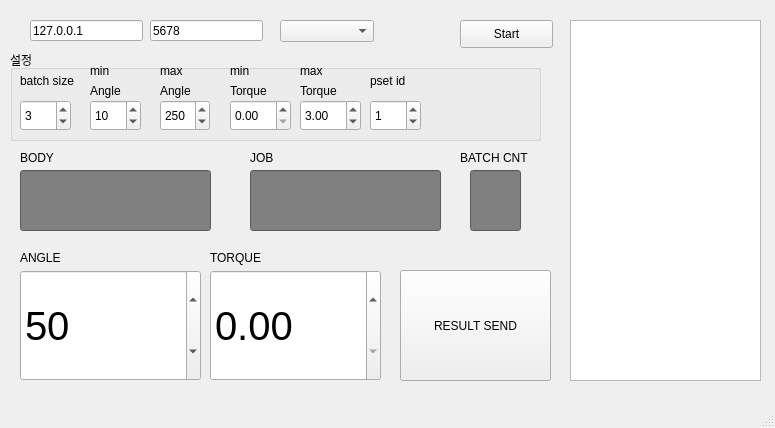
Qt form wpms/test.ui (gusdnd3150/PF6000) before a commit.
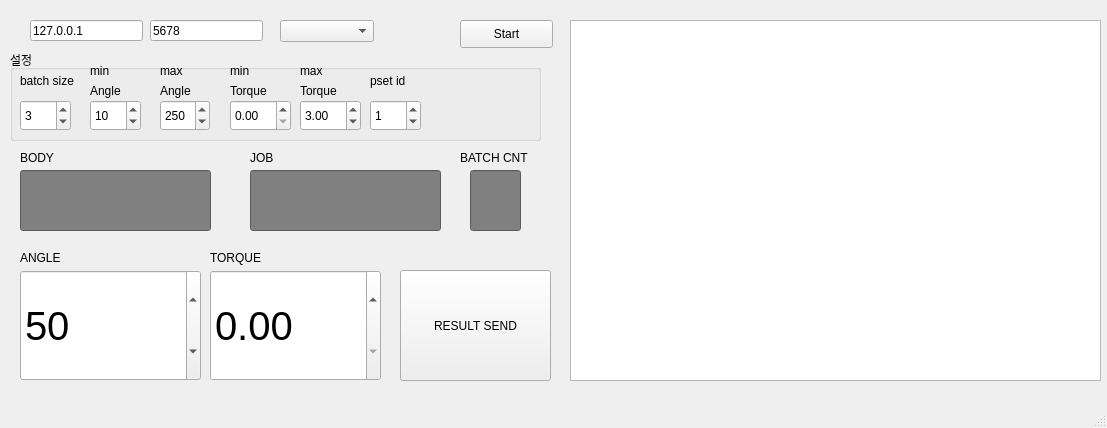
The same form after that commit.

Commit message: PF6000 REV1 버전 업데이트

```diff
--- a/wpms/test.ui
+++ b/wpms/test.ui
@@ -6,7 +6,7 @@
    <rect>
     <x>0</x>
     <y>0</y>
-    <width>775</width>
+    <width>1107</width>
     <height>428</height>
    </rect>
   </property>
@@ -455,7 +455,7 @@
      <rect>
       <x>570</x>
       <y>20</y>
-      <width>191</width>
+      <width>531</width>
       <height>361</height>
      </rect>
     </property>
```
Left out of the diff: 2 changed lines with no effect on the pictures. The commit also changes 1 other file.
